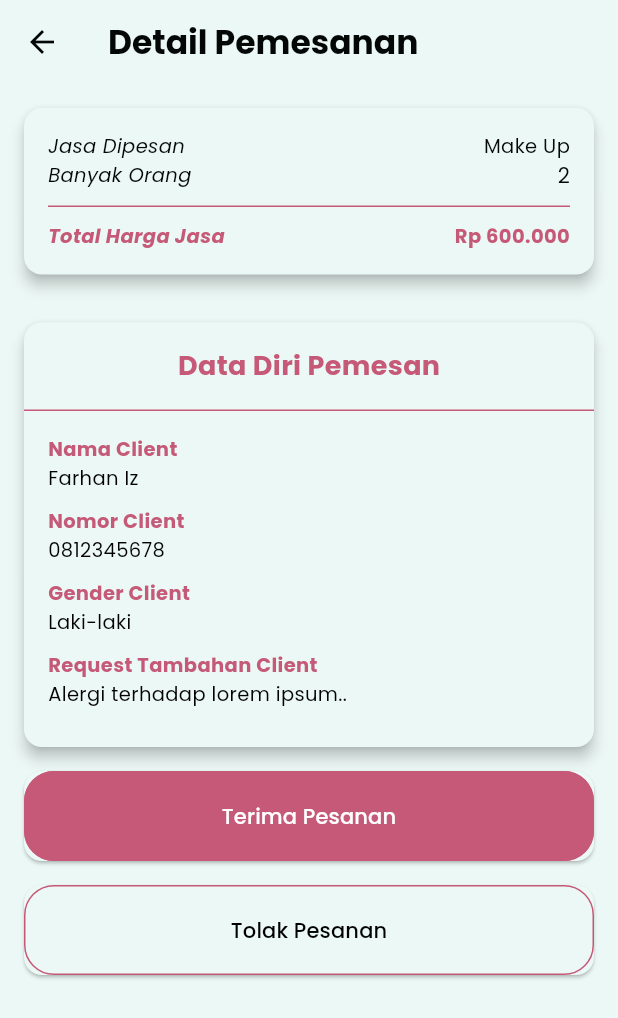
After one commit to farhanizazz/Riasin, a Flutter app: the OrderInClient screen opened directly, on a phone screen of 412 x 824 dp. The commit adds this screen. Shown: the top 1018 px of the screen. Run offline on Flutter 3.47's test engine with Material 2 defaults, Android fonts, the phone set to English and light mode, and no system bars; our stand-ins replace carousel_slider, dio, file_picker, flutter_secure_storage, flutter_svg, google_fonts and 1 more; accounts and stored records are empty.

Commit message:
detail pesanan

```diff
--- a/lib/component/widget_tombol_registrasi_bawah.dart
+++ b/lib/component/widget_tombol_registrasi_bawah.dart
@@ -7,6 +7,8 @@ class WidgetTombolRegistrasiBawah extends StatelessWidget {
   final String previousPageName;
   final bool useNextArrow;
   final bool usePrevButton;
+  final colorBackground;
+  final style;
 
   const WidgetTombolRegistrasiBawah({
     super.key,
@@ -15,6 +17,11 @@ class WidgetTombolRegistrasiBawah extends StatelessWidget {
     required this.previousPageName,
     this.useNextArrow = true,
     this.usePrevButton = true,
+    this.colorBackground = const Color(0xffC55977),
+    this.style = const TextStyle(
+                        color: Color(0xFFFFFFFF),
+                        fontWeight: FontWeight.w500,
+                      ),
   });
 
   @override
@@ -73,12 +80,13 @@ class WidgetTombolRegistrasiBawah extends StatelessWidget {
             style: ButtonStyle(
               padding: MaterialStateProperty.all(EdgeInsets.all(0)),
               backgroundColor:
-                  MaterialStateProperty.all<Color>(const Color(0xffC55977)),
+                  MaterialStateProperty.all<Color>(colorBackground),
               minimumSize:
                   MaterialStateProperty.all<Size>(const Size.fromHeight(60)),
               shape: MaterialStateProperty.all<RoundedRectangleBorder>(
                 RoundedRectangleBorder(
                   borderRadius: BorderRadius.circular(20.0),
+                  side: BorderSide(color: Color(0xffC55977)),
                 ),
               ),
               elevation: MaterialStateProperty.all<double>(0.0),
@@ -90,10 +98,7 @@ class WidgetTombolRegistrasiBawah extends StatelessWidget {
                 mainAxisAlignment: usePrevButton ? MainAxisAlignment.spaceBetween : MainAxisAlignment.center,
                 children: [
                   Text(nextPageName,
-                      style: const TextStyle(
-                        color: Color(0xFFFFFFFF),
-                        fontWeight: FontWeight.w500,
-                      )),
+                      style: style),
                   useNextArrow
                       ? Row(
                           children: [
--- a/lib/layout/mua/dashboard_mua.dart
+++ b/lib/layout/mua/dashboard_mua.dart
@@ -1,5 +1,6 @@
 import 'package:flutter/material.dart';
 import 'package:carousel_slider/carousel_slider.dart';
+import 'package:riasin_app/layout/mua/order_in_client.dart';
 
 class DashboardMua extends StatefulWidget {
   @override
@@ -196,8 +197,38 @@ class _DashboardMuaState extends State<DashboardMua> {
                                       ),
                                     ],
                                   ),
+                                  onTap: () {
+                                  // Lakukan sesuatu ketika item diklik, misalnya tampilkan detail pesanan
+                                  // showDialog(
+                                  //   context: context,
+                                  //   builder: (context) {
+                                  //     return AlertDialog(
+                                  //       title: Text('Detail Pesanan'),
+                                  //       content: Text('Detail pesanan untuk $clientName'),
+                                  //       actions: [
+                                  //         TextButton(
+                                  //           onPressed: () {
+                                  //             Navigator.pop(context);
+                                  //           },
+                                  //           child: Text('Tutup'),
+                                  //         ),
+                                  //       ],
+                                  //     );
+                                  //   },
+                                  // );
+                                  Navigator.push(
+                                        context,
+                                        MaterialPageRoute(
+                                          builder: (context) => OrderInClient(
+                                            nama: 'Farhan Iz',
+                                            nomor: '0812345678',
+                                            gender: 'Laki-laki',
+                                            request: 'Alergi terhadap lorem ipsum..',
+                                          ),
+                                        ),
+                                      );
+                                },
                                 );
-
                               },
                             ),
                           ],
--- /dev/null
+++ b/lib/layout/mua/order_in_client.dart
@@ -0,0 +1,299 @@
+import 'package:flutter/material.dart';
+import 'package:riasin_app/component/widget_tombol_registrasi_bawah.dart';
+import 'package:riasin_app/layout/mua/dashboard_mua.dart';
+import 'package:riasin_app/main.dart';
+
+class OrderInClient extends StatelessWidget {
+  final String nama;
+  final String nomor;
+  final String gender;
+  final String request;
+
+  OrderInClient(
+      {required this.nama,
+      required this.nomor,
+      required this.gender,
+      required this.request});
+  final _formKey = GlobalKey<FormState>();
+
+  @override
+  Widget build(BuildContext context) {
+    return Scaffold(
+      appBar: AppBar(
+        title: Text('Detail Pemesanan', style: TextStyle(fontWeight: FontWeight.bold)),
+      ),
+      body: SingleChildScrollView(
+        child:
+         Center(
+          child: Column(
+            children: [
+              Row(
+                children: [
+                  Expanded(
+                    child: Card(
+                      elevation: 4,
+                      margin: EdgeInsets.all(16),
+                      shape: RoundedRectangleBorder(
+                        borderRadius: BorderRadius.circular(12),
+                      ),
+                      child: Column(
+                        children: <Widget>[
+                          Padding(
+                            padding: const EdgeInsets.all(16.0),
+                            child: Column(
+                              crossAxisAlignment: CrossAxisAlignment.start,
+                              children: <Widget>[
+                                Row(
+                                children: [
+                                  Expanded(
+                                    child: Column(
+                                      crossAxisAlignment: CrossAxisAlignment.start,
+                                      children: [
+                                        Row(
+                                          children: <Widget>[
+                                            Expanded(
+                                              child: Column(
+                                                crossAxisAlignment: CrossAxisAlignment.start,
+                                                children: [
+                                                  Text('Jasa Dipesan', style: TextStyle(fontStyle: FontStyle.italic,fontSize: 13,)),
+                                                  ]
+                                              )
+                                            ),
+                                            Expanded(
+                                              child: Column(
+                                                crossAxisAlignment: CrossAxisAlignment.end,
+                                                children: [
+                                                  Text('Make Up', style: TextStyle(fontSize: 13,)),
+                                                  ]
+                                              )
+                                            ),
+                                          ],
+                                        ),
+                                        Row(
+                                          children: <Widget>[
+                                            Expanded(
+                                              child: Column(
+                                                crossAxisAlignment: CrossAxisAlignment.start,
+                                                children: [
+                                                  Text('Banyak Orang', style: TextStyle(fontStyle: FontStyle.italic,fontSize: 13,)),
+                                                  ]
+                                              )
+                                            ),
+                                            Expanded(
+                                              child: Column(
+                                                crossAxisAlignment: CrossAxisAlignment.end,
+                                                children: [
+                                                  Text('2'),
+                                                  ]
+                                              )
+                                            ),
+                                          ],
+                                        ),
+                                        SizedBox(height: 10),
+                                        Divider(
+                                          height: 1, // Ketebalan garis pemisah
+                                          color: primaryColor, // Warna garis pemisah
+                                        ),
+                                        SizedBox(height: 10),
+                                        Row(
+                                          children: <Widget>[
+                                            Expanded(
+                                              child: Column(
+                                                crossAxisAlignment: CrossAxisAlignment.start,
+                                                children: [
+                                                  Text(
+                                                    'Total Harga Jasa',
+                                                    style: TextStyle(
+                                                      color: primaryColor,
+                                                      fontWeight: FontWeight.bold,
+                                                      fontStyle: FontStyle.italic,
+                                                      fontSize: 13,
+                                                  )),
+                                                  ]
+                                              )
+                                            ),
+                                            Expanded(
+                                              child: Column(
+                                                crossAxisAlignment: CrossAxisAlignment.end,
+                                                children: [
+                                                  Text(
+                                                    'Rp 600.000',
+                                                    style: TextStyle(
+                                                      color: primaryColor,
+                                                      fontWeight: FontWeight.bold,
+                                                      fontSize: 13,
+                                                  )),
+                                                  ]
+                                              )
+                                            ),
+                                          ],
+                                        ),
+
+                                    ],)),])
+                              ],
+                            ),
+                          ),
+                        ],
+                      ),
+                    )
+                  ),
+                ],
+              ),
+              Row(
+                children: [
+                  Expanded(
+                    child: Card(
+                      elevation: 4,
+                      margin: EdgeInsets.all(16),
+                      shape: RoundedRectangleBorder(
+                        borderRadius: BorderRadius.circular(12),
+                      ),
+                      child: Column(
+                        children: <Widget>[
+                          Container(
+                            padding: EdgeInsets.all(16),
+                            child: Text(
+                              'Data Diri Pemesan',
+                              style: TextStyle(
+                                color: primaryColor,
+                                fontSize: 18,
+                                fontWeight: FontWeight.bold,
+                              ),
+                            ),
+                          ),
+                          Divider(
+                            height: 1, // Ketebalan garis pemisah
+                            color: primaryColor, // Warna garis pemisah
+                          ),
+                          Padding(
+                            padding: const EdgeInsets.all(16.0),
+                            child: Column(
+                              crossAxisAlignment: CrossAxisAlignment.start,
+                              children: <Widget>[
+                                Row(
+                                children: [
+                                  Expanded(
+                                    child: Column(
+                                      crossAxisAlignment: CrossAxisAlignment.start,
+                                      children: [
+                                      Text(
+                                        'Nama Client',
+                                        style: TextStyle(
+                                            fontSize: 13,
+                                            fontWeight: FontWeight.bold,
+                                            color: Color.fromARGB(255, 197, 89, 120)),
+                                      ),
+                                      Text(
+                                        '$nama',
+                                        style: TextStyle(
+                                            fontSize: 13, color: Colors.black),
+                                      ),
+                                      SizedBox(height: 10),
+                                      Text(
+                                        'Nomor Client',
+                                        style: TextStyle(
+                                            fontSize: 13,
+                                            fontWeight: FontWeight.bold,
+                                            color: Color.fromARGB(255, 197, 89, 120)),
+                                      ),
+                                      Text(
+                                        '$nomor',
+                                        style: TextStyle(
+                                            fontSize: 13, color: Colors.black),
+                                      ),
+                                      SizedBox(height: 10),
+                                      Text(
+                                        'Gender Client',
+                                        style: TextStyle(
+                                            fontSize: 13,
+                                            fontWeight: FontWeight.bold,
+                                            color: Color.fromARGB(255, 197, 89, 120)),
+                                      ),
+                                      Text(
+                                        '$gender',
+                                        style: TextStyle(
+                                            fontSize: 13, color: Colors.black),
+                                      ),
+                                      SizedBox(height: 10),
+                                      Text(
+                                        'Request Tambahan Client',
+                                        style: TextStyle(
+                                            fontSize: 13,
+                                            fontWeight: FontWeight.bold,
+                                            color: Color.fromARGB(255, 197, 89, 120)),
+                                      ),
+                                      Text(
+                                        '$request',
+                                        style: TextStyle(
+                                            fontSize: 13, color: Colors.black),
+                                      ),
+                                      SizedBox(height: 10),
+                                    ],)),])
+                              ],
+                            ),
+                          ),
+                        ],
+                      ),
+                    )
+                  ),
+                ],
+              ),
+              Row(
+                children: [
+                  Expanded(
+                    child: Card(
+                    margin: EdgeInsets.only(left: 16.0, right: 16.0),
+                    child: WidgetTombolRegistrasiBawah(
+                      nextPageOnTap: () {
+                        if (_formKey.currentState!.validate()) {
+                          Navigator.push(
+                              context,
+                              MaterialPageRoute(
+                                builder: (context) => DashboardMua(),
+                              ));
+                        }
+                      },
+                      usePrevButton: false,
+                      useNextArrow: false,
+                      nextPageName: "Terima Pesanan",
+                      previousPageName: "Detail Pemesanan",
+                      colorBackground: primaryColor,
+                    ),
+
+                    ),
+                  ),
+                ],
+              ),
+              Row(
+                children: [
+                  Expanded(
+                    child: Card(
+                    margin: EdgeInsets.all(16.0),
+                    child: WidgetTombolRegistrasiBawah(
+                      nextPageOnTap: () {
+                        if (_formKey.currentState!.validate()) {
+                          Navigator.push(
+                              context,
+                              MaterialPageRoute(
+                                builder: (context) => DashboardMua(),
+                              ));
+                        }
+                      },
+                      usePrevButton: false,
+                      useNextArrow: false,
+                      nextPageName: "Tolak Pesanan",
+                      previousPageName: "Detail Pemesanan",
+                      colorBackground: Color.fromARGB(0, 255, 255, 255),
+                      style: TextStyle(color: Colors.black, fontWeight: FontWeight.w500),
+                    ),
+
+                    ),
+                  ),
+                ],
+              ),
+            ],
+          )),
+      )
+    );
+  }
+}
--- a/lib/layout/register_pages/register_page2.dart
+++ b/lib/layout/register_pages/register_page2.dart
@@ -72,7 +72,7 @@ class _RegisterPageDataDiriState extends State<RegisterPageDataDiri> {
                   ),
                   LabeledTextField(
                     field: "Nomor Telepon",
-                    hintText: 'Masukkan nama lengkap anda',
+                    hintText: 'Masukkan nomor telepon anda',
                     controller: _phoneController,
                     onChanged: formData.changeNomorTelepon,
                     validator: (value) {
@@ -114,7 +114,7 @@ class _RegisterPageDataDiriState extends State<RegisterPageDataDiri> {
                       return null;
                     },
                     field: "Tanggal Lahir",
-                    hintText: 'Masukkan nama lengkap anda',
+                    hintText: 'Masukkan tanggal lahir anda',
                     suffixIcon: Icon(
                       Icons.calendar_today_rounded,
                       color: Color(0xffC55977),
--- a/lib/layout/register_pages/register_page3.dart
+++ b/lib/layout/register_pages/register_page3.dart
@@ -86,8 +86,8 @@ class _RegisterPageDataDiriState extends State<RegisterPageDataJasa> {
               Column(
                 children: [
                   LabeledTextField(
-                    field: "Nama Lengkap",
-                    hintText: 'Masukkan nama lengkap anda',
+                    field: "Nama Jasa",
+                    hintText: 'Masukkan nama jasa anda',
                     controller: _namaMUAController,
                     onChanged: formData.changeNamaMUA,
                     validator: (value) {
@@ -100,7 +100,7 @@ class _RegisterPageDataDiriState extends State<RegisterPageDataJasa> {
                   SizedBox(height: 20),
                   DropdownButtonFormField<String>(
                       validator: (value) => value == null
-                          ? 'Jenis kelamin tidak boleh kosong'
+                          ? 'Kecamatan tidak boleh kosong'
                           : null,
                       icon: Icon(
                         Icons.arrow_drop_down,
--- a/lib/main.dart
+++ b/lib/main.dart
@@ -9,6 +9,7 @@ import 'package:riasin_app/providers/form_data_provider.dart';
 import 'layout/register_pages/register_page2.dart';
 import 'package:riasin_app/layout/mua/dashboard_mua.dart';
 import 'package:riasin_app/layout/client/dashboard_client.dart';
+import 'package:riasin_app/layout/mua/order_in_client.dart';
 
 void main() {
   WidgetsFlutterBinding.ensureInitialized();
@@ -136,20 +137,20 @@ class Home extends StatelessWidget {
 
     return Scaffold(
         resizeToAvoidBottomInset: false,
-        body: InkWell(
-            onTap: () async {
-              if(await _checkToken() != null) {
-                Navigator.pushReplacement(context,
-                    MaterialPageRoute(builder: (context) => const RegisterPageDataDiri()));
-                return;
-              } else {
-              Navigator.pushReplacement(context,
-                  MaterialPageRoute(builder: (context) => const RegisterPage()));
-              }
-            },
-            child: const SplashScreen())
+        // body: InkWell(
+        //     onTap: () async {
+        //       if(await _checkToken() != null) {
+        //         Navigator.pushReplacement(context,
+        //             MaterialPageRoute(builder: (context) => const RegisterPageDataDiri()));
+        //         return;
+        //       } else {
+        //       Navigator.pushReplacement(context,
+        //           MaterialPageRoute(builder: (context) => const RegisterPage()));
+        //       }
+        //     },
+        //     child: const SplashScreen())
         // body: DashboardClient(),
-        // body: DashboardMua(),
+        body: DashboardMua(),
         );
   }
 }
```
